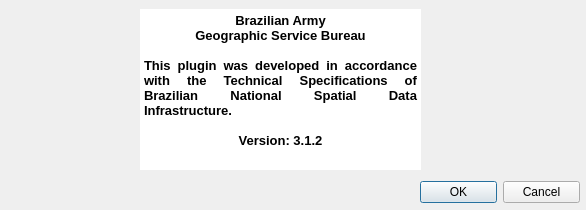
Qt form ui_about.ui (dsgoficial/DsgTools) before a commit.
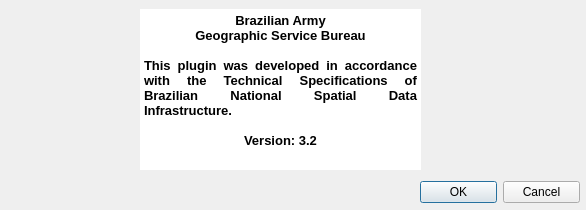
The same form after that commit. Icons and pictures are not drawn.

Diff of the .ui file:
```diff
--- a/ui_about.ui
+++ b/ui_about.ui
@@ -95,7 +95,7 @@
 &lt;p align=&quot;center&quot; style=&quot;-qt-paragraph-type:empty; margin-top:0px; margin-bottom:0px; margin-left:0px; margin-right:0px; -qt-block-indent:0; text-indent:0px; font-family:'MS Shell Dlg 2'; font-size:10pt; font-weight:600;&quot;&gt;&lt;br /&gt;&lt;/p&gt;
 &lt;p align=&quot;justify&quot; style=&quot; margin-top:0px; margin-bottom:0px; margin-left:0px; margin-right:0px; -qt-block-indent:0; text-indent:0px;&quot;&gt;&lt;span style=&quot; font-family:'MS Shell Dlg 2'; font-size:10pt; font-weight:600;&quot;&gt;This plugin was developed in accordance with the Technical Specifications of Brazilian National Spatial Data Infrastructure.&lt;/span&gt;&lt;/p&gt;
 &lt;p align=&quot;justify&quot; style=&quot;-qt-paragraph-type:empty; margin-top:0px; margin-bottom:0px; margin-left:0px; margin-right:0px; -qt-block-indent:0; text-indent:0px; font-family:'MS Shell Dlg 2'; font-size:10pt; font-weight:600;&quot;&gt;&lt;br /&gt;&lt;/p&gt;
-&lt;p align=&quot;center&quot; style=&quot; margin-top:0px; margin-bottom:0px; margin-left:0px; margin-right:0px; -qt-block-indent:0; text-indent:0px;&quot;&gt;&lt;span style=&quot; font-family:'MS Shell Dlg 2'; font-size:10pt; font-weight:600;&quot;&gt;Version: 3.1.2&lt;/span&gt;&lt;/p&gt;&lt;/body&gt;&lt;/html&gt;</string>
+&lt;p align=&quot;center&quot; style=&quot; margin-top:0px; margin-bottom:0px; margin-left:0px; margin-right:0px; -qt-block-indent:0; text-indent:0px;&quot;&gt;&lt;span style=&quot; font-family:'MS Shell Dlg 2'; font-size:10pt; font-weight:600;&quot;&gt;Version: 3.2&lt;/span&gt;&lt;/p&gt;&lt;/body&gt;&lt;/html&gt;</string>
    </property>
   </widget>
  </widget>
```
